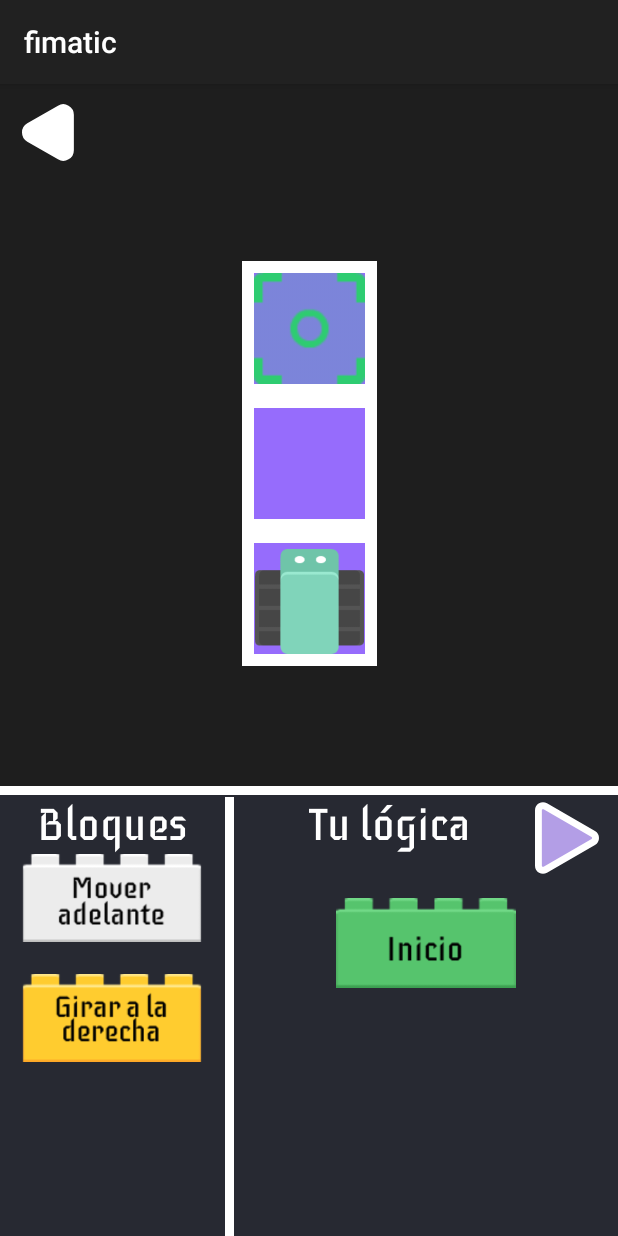
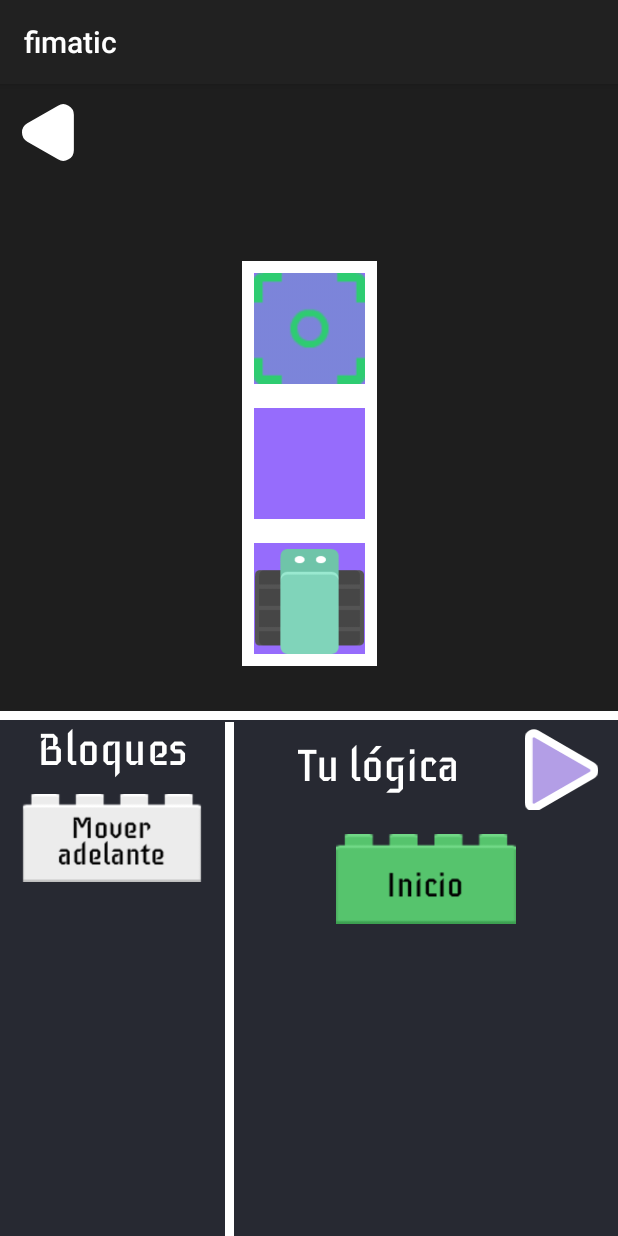
Before and after one commit to NicolasLeiton/Fimatic, an Android app: the Bloques screen opened directly, with no data from a screen before it, after a tap on an icon or button, on a phone screen of 412 x 824 dp. Run offline under Robolectric (Android 15) with nearby library versions, the light colour scheme and no system bars.

Commit message:
Now car position resets after clicking again on the start button, but only at the end of the animation. (I need to change the appearance of the button after pressed). Also I made a little change in the size of the fragment

```diff
--- a/app/src/main/java/com/utadeo/fimatic/Level1.kt
+++ b/app/src/main/java/com/utadeo/fimatic/Level1.kt
@@ -14,11 +14,16 @@ import androidx.fragment.app.add
 import androidx.fragment.app.commit
 import androidx.lifecycle.ViewModelProvider
 import android.util.TypedValue
+import android.widget.Button
+import android.widget.ImageButton
 import android.widget.ImageView
+import kotlinx.coroutines.*
 
 class Level1 : AppCompatActivity() {
 
     private lateinit var viewModel: SharedViewModel
+    private var playing = false
+    private var animating = false
 
     override fun onCreate(savedInstanceState: Bundle?) {
         super.onCreate(savedInstanceState)
@@ -30,33 +35,58 @@ class Level1 : AppCompatActivity() {
             insets
         }
 
-        val bundle = bundleOf(ARG_PARAM1 to "HOLA", ARG_PARAM2 to "2")
+        val bundle = bundleOf(ARG_PARAM1 to "HOLA", ARG_PARAM2 to "1")
         supportFragmentManager.commit{
             setReorderingAllowed(true)
             add<Bloques>(R.id.Fragment_bloques, args = bundle)
         }
 
         val carro: ImageView = findViewById(R.id.carImg)
+        val piso_inicial:ImageView = findViewById(R.id.Piso_1)
 
-        // Obtener el ViewModel compartido
+
         viewModel = ViewModelProvider(this).get(SharedViewModel::class.java)
-
         // Observar los cambios en los datos
         viewModel.sharedData.observe(this) { data ->
-            // Hacer algo con los datos
-            mover_carro(data, carro)
+            GlobalScope.launch {
+                if (playing==false){
+                    playing = true
+                    mover_carro(data, carro)
+                }
+                else if(animating==false){
+                    reinicar(carro, piso_inicial)
+                }
+
+
+
+            }
         }
     }
 
+    fun Int.dpToPx(): Int {
+        return (this * resources.displayMetrics.density).toInt()
+    }
 
     fun ir_atras(view: View){
         val home= Intent(this, Niveles::class.java)
         startActivity(home)
     }
 
-    fun mover_carro(instrucciones:String, carro:ImageView){
+    fun reinicar(carro:ImageView, inico:ImageView){
+        val location = IntArray(2)
+        inico.getLocationOnScreen(location)
+        location[1]+=9.dpToPx()
+        location[0]+=8.dpToPx()
+
+        // Mover el carro a la casilla original
+        carro.x = location[0].toFloat()
+        carro.y = location[1].toFloat()
+        playing = false
+    }
+
+    suspend fun mover_carro(instrucciones:String, carro:ImageView){
+        animating = true
         val list_inst = instrucciones.split(" ")
-
 
         for((i, paso) in list_inst.withIndex()){
             Log.d("Level1", "Paso numero ${i}: ${paso}")
@@ -65,22 +95,21 @@ class Level1 : AppCompatActivity() {
 
             }
         }
+        animating=false
+
+    }
+    private suspend fun mover_adelante(carro:ImageView){
+        withContext(Dispatchers.Main){
+
+            val animator = ObjectAnimator.ofFloat(carro, "translationY", carro.translationY, carro.translationY - 90.dpToPx())
+            animator.duration = 1000 // Establecer la duración de la animación
+            animator.start()
+
+            delay(1000)
+        }
+    }
 
 
 
 
-    }
-    fun mover_adelante(carro:ImageView){
-        val distanceInPixels = TypedValue.applyDimension(
-            TypedValue.COMPLEX_UNIT_DIP,
-            90f,
-            resources.displayMetrics
-        )
-
-        val animator = ObjectAnimator.ofFloat(carro, "translationY", carro.translationY, carro.translationY - distanceInPixels)
-        animator.duration = 1000 // Establecer la duración de la animación
-        animator.start()
-    }
-
-
 }
--- a/app/src/main/res/layout/activity_level1.xml
+++ b/app/src/main/res/layout/activity_level1.xml
@@ -33,18 +33,17 @@
         android:layout_height="64dp"
         android:layout_weight="1"
         android:background="@color/back_color2"
+        android:contentDescription="Boton ir atras"
         android:onClick="ir_atras"
         android:src="@drawable/atras2"
         app:layout_constraintStart_toStartOf="parent"
-        app:layout_constraintTop_toTopOf="parent"
-        android:contentDescription="Boton ir atras"
-        />
+        app:layout_constraintTop_toTopOf="parent" />
 
 
     <androidx.fragment.app.FragmentContainerView
         android:id="@+id/Fragment_bloques"
         android:layout_width="fill_parent"
-        android:layout_height="300dp"
+        android:layout_height="350dp"
         app:layout_constraintBottom_toBottomOf="parent"
         app:layout_constraintEnd_toEndOf="parent"
         app:layout_constraintStart_toStartOf="parent"
--- a/app/src/main/res/layout/fragment_bloques.xml
+++ b/app/src/main/res/layout/fragment_bloques.xml
@@ -32,6 +32,7 @@
                 android:id="@+id/txt_bloques"
                 android:layout_width="wrap_content"
                 android:layout_height="wrap_content"
+                android:layout_marginBottom="10dp"
                 android:fontFamily="@font/iceberg"
                 android:text="Bloques"
                 android:textColor="@color/white"
@@ -71,7 +72,7 @@
                 android:id="@+id/center"
                 android:layout_width="match_parent"
                 android:layout_height="wrap_content"
-                android:gravity="right"
+                android:gravity="center|right"
                 android:orientation="horizontal">
 
                 <TextView
@@ -85,8 +86,8 @@
 
                 <ImageButton
                     android:id="@+id/Start_Button"
-                    android:layout_width="48dp"
-                    android:layout_height="48dp"
+                    android:layout_width="55dp"
+                    android:layout_height="55dp"
                     android:layout_marginLeft="40dp"
                     android:layout_marginTop="3dp"
                     android:layout_marginRight="10dp"
```
Also changed, not shown: app/src/main/java/com/utadeo/fimatic/Bloques.kt (+0 -19 lines).
